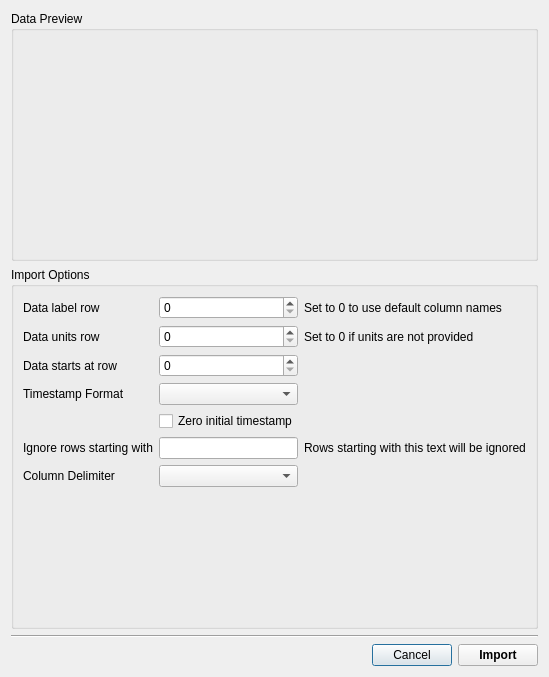
The window that ui/csv_import_options.ui (SchrodingersGat/lumberjack) describes before a commit, drawn with Qt 5.
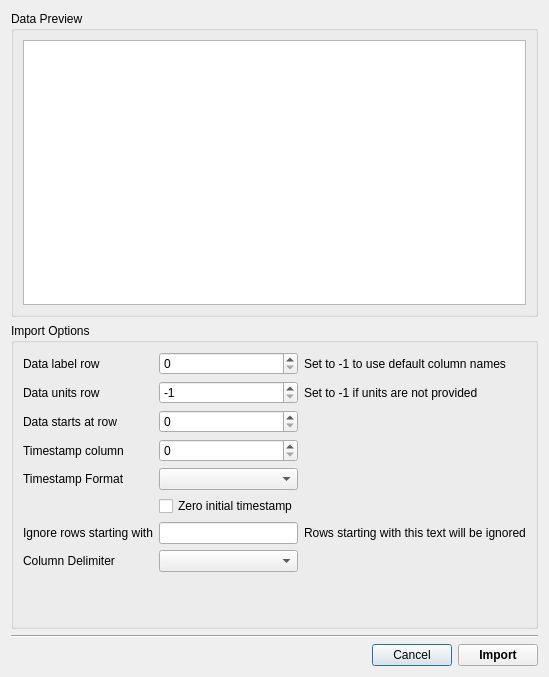
The same window after the commit.

Commit message: Import options working well now

What changed in the file:
```diff
--- a/ui/csv_import_options.ui
+++ b/ui/csv_import_options.ui
@@ -25,6 +25,18 @@
      <property name="title">
       <string>Data Preview</string>
      </property>
+     <layout class="QGridLayout" name="gridLayout_3">
+      <item row="0" column="0">
+       <widget class="QTextBrowser" name="filePreview">
+        <property name="lineWrapMode">
+         <enum>QTextEdit::NoWrap</enum>
+        </property>
+        <property name="acceptRichText">
+         <bool>false</bool>
+        </property>
+       </widget>
+      </item>
+     </layout>
     </widget>
    </item>
    <item row="1" column="0">
@@ -43,24 +55,38 @@
       <item row="0" column="2">
        <widget class="QLabel" name="label_2">
         <property name="text">
-         <string>Set to 0 to use default column names</string>
+         <string>Set to -1 to use default column names</string>
         </property>
        </widget>
       </item>
-      <item row="6" column="1">
+      <item row="7" column="1">
        <widget class="QComboBox" name="columnDelimiter"/>
       </item>
       <item row="1" column="1">
-       <widget class="QSpinBox" name="dataUnitsRow"/>
+       <widget class="QSpinBox" name="dataUnitsRow">
+        <property name="minimum">
+         <number>-1</number>
+        </property>
+        <property name="value">
+         <number>-1</number>
+        </property>
+       </widget>
       </item>
-      <item row="5" column="2">
+      <item row="6" column="2">
        <widget class="QLabel" name="label_7">
         <property name="text">
          <string>Rows starting with this text will be ignored</string>
         </property>
        </widget>
       </item>
-      <item row="5" column="0">
+      <item row="5" column="1">
+       <widget class="QCheckBox" name="zeroInitialTimestamp">
+        <property name="text">
+         <string>Zero initial timestamp</string>
+        </property>
+       </widget>
+      </item>
+      <item row="6" column="0">
        <widget class="QLabel" name="label_6">
         <property name="text">
          <string>Ignore rows starting with</string>
@@ -77,25 +103,25 @@
       <item row="1" column="2">
        <widget class="QLabel" name="label_4">
         <property name="text">
-         <string>Set to 0 if units are not provided</string>
+         <string>Set to -1 if units are not provided</string>
         </property>
        </widget>
       </item>
-      <item row="6" column="0">
+      <item row="7" column="0">
        <widget class="QLabel" name="label_8">
         <property name="text">
          <string>Column Delimiter</string>
         </property>
        </widget>
       </item>
-      <item row="3" column="0">
+      <item row="4" column="0">
        <widget class="QLabel" name="label_9">
         <property name="text">
          <string>Timestamp Format</string>
         </property>
        </widget>
       </item>
-      <item row="7" column="1">
+      <item row="8" column="1">
        <spacer name="verticalSpacer">
         <property name="orientation">
          <enum>Qt::Vertical</enum>
@@ -118,19 +144,36 @@
         </property>
        </widget>
       </item>
-      <item row="5" column="1">
+      <item row="6" column="1">
        <widget class="QLineEdit" name="ignoreStartWith"/>
       </item>
-      <item row="3" column="1">
+      <item row="4" column="1">
        <widget class="QComboBox" name="timestampFormat"/>
       </item>
       <item row="2" column="1">
-       <widget class="QSpinBox" name="dataStartRow"/>
+       <widget class="QSpinBox" name="dataStartRow">
+        <property name="minimum">
+         <number>0</number>
+        </property>
+       </widget>
       </item>
-      <item row="4" column="1">
-       <widget class="QCheckBox" name="zeroInitialTimestamp">
+      <item row="3" column="1">
+       <widget class="QSpinBox" name="timestampColumn">
+        <property name="minimum">
+         <number>0</number>
+        </property>
+        <property name="maximum">
+         <number>9999</number>
+        </property>
+        <property name="value">
+         <number>0</number>
+        </property>
+       </widget>
+      </item>
+      <item row="3" column="0">
+       <widget class="QLabel" name="label_10">
         <property name="text">
-         <string>Zero initial timestamp</string>
+         <string>Timestamp column</string>
         </property>
        </widget>
       </item>
```
The commit also changes 4 other files.
